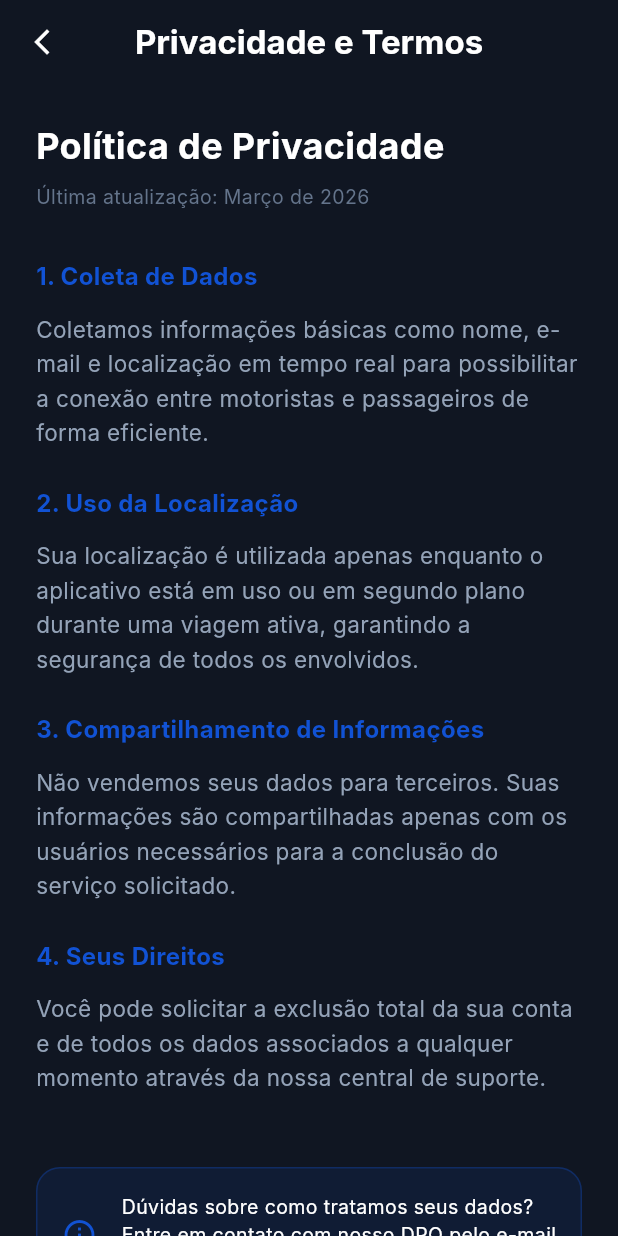
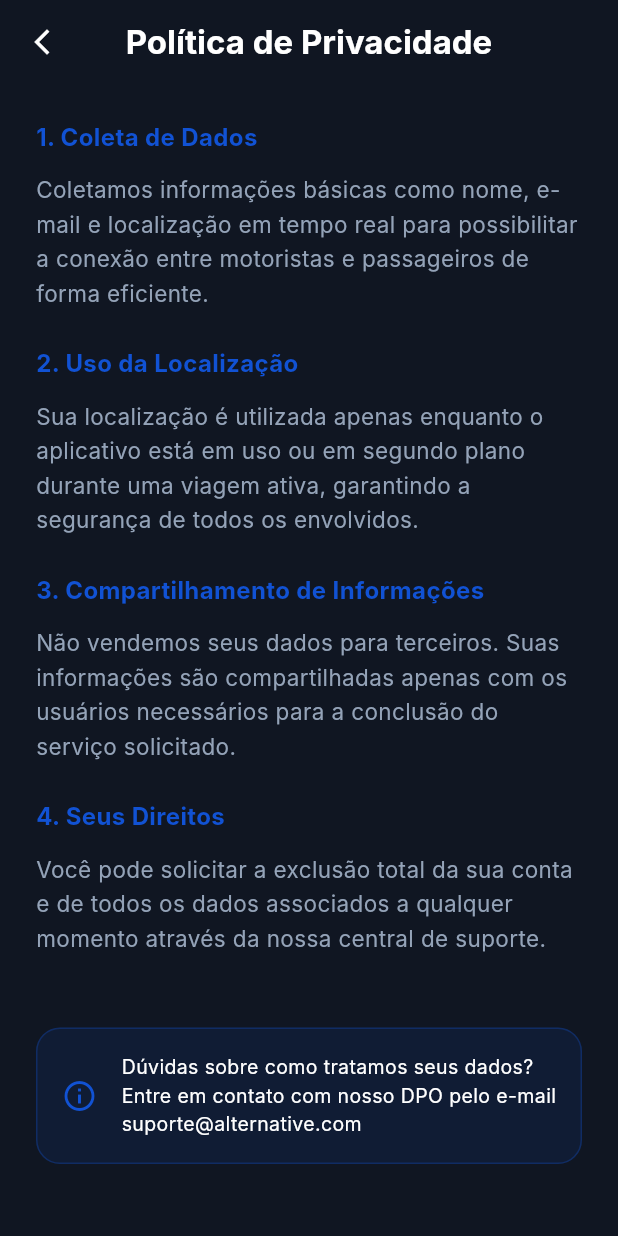
Before and after one commit to braraujo-dev/QMob, a Flutter app: the PrivacyPage screen opened by its route, on a phone screen of 412 x 824 dp. Run offline on Flutter 3.47's test engine with Material 3 defaults, Android fonts, the phone set to English and light mode, and no system bars; our stand-ins replace dartz, flutter_dotenv, geocoding, geolocator, get_it, google_maps_flutter and 3 more; accounts and stored records are empty; Roboto replaces fonts that are missing (Inter).

Commit message:
Ajustes de nomenclatura

```diff
--- a/lib/features/profile/presentation/pages/privacy_page.dart
+++ b/lib/features/profile/presentation/pages/privacy_page.dart
@@ -10,7 +10,7 @@ class PrivacyPage extends StatelessWidget {
       backgroundColor: AppColors.background,
       appBar: AppBar(
         title: const Text(
-          'Privacidade e Termos',
+          "Política de Privacidade",
           style: TextStyle(fontWeight: FontWeight.bold, color: Colors.white),
         ),
         backgroundColor: Colors.transparent,
@@ -26,17 +26,6 @@ class PrivacyPage extends StatelessWidget {
         child: Column(
           crossAxisAlignment: CrossAxisAlignment.start,
           children: [
-            const Text(
-              "Política de Privacidade",
-              style: TextStyle(color: Colors.white, fontSize: 24, fontWeight: FontWeight.bold),
-            ),
-            const SizedBox(height: 8),
-            const Text(
-              "Última atualização: Março de 2026",
-              style: TextStyle(color: AppColors.slate500, fontSize: 13),
-            ),
-            const SizedBox(height: 32),
-
             _buildPrivacySection(
               "1. Coleta de Dados",
               "Coletamos informações básicas como nome, e-mail e localização em tempo real para possibilitar a conexão entre motoristas e passageiros de forma eficiente.",
```
